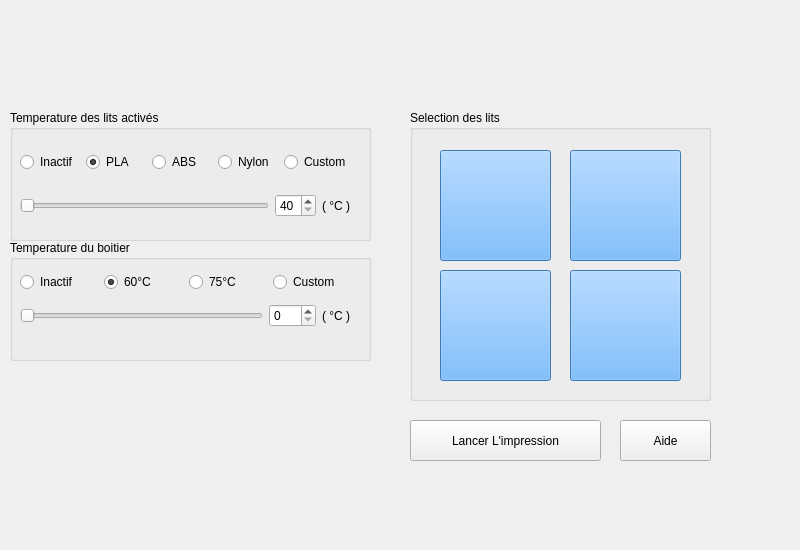
This is src/PrinterPage.ui in polybox3d/polybox as Qt 5 draws it before an edit. The edited form follows.
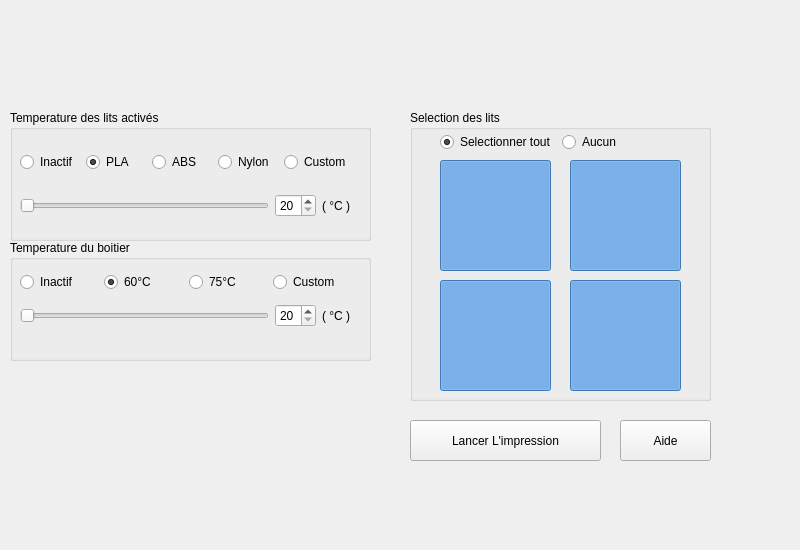
This is the edited form. Icons and pictures are not drawn. Custom widgets are drawn as their Qt base class.

Commit message: Add more Printer control and link with the interface o yeah. Should I add Profile like labview ? um...dunno

The edit to the form file:
```diff
--- a/src/PrinterPage.ui
+++ b/src/PrinterPage.ui
@@ -29,7 +29,7 @@
     <property name="geometry">
      <rect>
       <x>30</x>
-      <y>160</y>
+      <y>170</y>
       <width>111</width>
       <height>111</height>
      </rect>
@@ -43,12 +43,15 @@
     <property name="checkable">
      <bool>true</bool>
     </property>
+    <property name="checked">
+     <bool>true</bool>
+    </property>
    </widget>
    <widget class="QPushButton" name="bed_bl">
     <property name="geometry">
      <rect>
       <x>30</x>
-      <y>40</y>
+      <y>50</y>
       <width>111</width>
       <height>111</height>
      </rect>
@@ -62,12 +65,15 @@
     <property name="checkable">
      <bool>true</bool>
     </property>
+    <property name="checked">
+     <bool>true</bool>
+    </property>
    </widget>
    <widget class="QPushButton" name="bed_fr">
     <property name="geometry">
      <rect>
       <x>160</x>
-      <y>160</y>
+      <y>170</y>
       <width>111</width>
       <height>111</height>
      </rect>
@@ -81,6 +87,9 @@
     <property name="checkable">
      <bool>true</bool>
     </property>
+    <property name="checked">
+     <bool>true</bool>
+    </property>
     <property name="flat">
      <bool>false</bool>
     </property>
@@ -89,7 +98,7 @@
     <property name="geometry">
      <rect>
       <x>160</x>
-      <y>40</y>
+      <y>50</y>
       <width>111</width>
       <height>111</height>
      </rect>
@@ -103,6 +112,38 @@
     <property name="checkable">
      <bool>true</bool>
     </property>
+    <property name="checked">
+     <bool>true</bool>
+    </property>
+   </widget>
+   <widget class="QWidget" name="">
+    <property name="geometry">
+     <rect>
+      <x>30</x>
+      <y>20</y>
+      <width>195</width>
+      <height>25</height>
+     </rect>
+    </property>
+    <layout class="QHBoxLayout" name="horizontalLayout_3">
+     <item>
+      <widget class="QRadioButton" name="selectAllBed">
+       <property name="text">
+        <string>Selectionner tout</string>
+       </property>
+       <property name="checked">
+        <bool>true</bool>
+       </property>
+      </widget>
+     </item>
+     <item>
+      <widget class="QRadioButton" name="selectNoBed">
+       <property name="text">
+        <string>Aucun</string>
+       </property>
+      </widget>
+     </item>
+    </layout>
    </widget>
   </widget>
   <widget class="QGroupBox" name="bedBox">
@@ -167,7 +208,7 @@
      </item>
     </layout>
    </widget>
-   <widget class="QWidget" name="">
+   <widget class="QWidget" name="layoutWidget">
     <property name="geometry">
      <rect>
       <x>10</x>
@@ -187,7 +228,7 @@
      <item>
       <widget class="QSpinBox" name="bedtempSpin">
        <property name="minimum">
-        <number>40</number>
+        <number>20</number>
        </property>
        <property name="maximum">
         <number>90</number>
@@ -216,7 +257,7 @@
    <property name="title">
     <string>Temperature du boitier</string>
    </property>
-   <widget class="QWidget" name="">
+   <widget class="QWidget" name="layoutWidget">
     <property name="geometry">
      <rect>
       <x>10</x>
@@ -228,6 +269,9 @@
     <layout class="QHBoxLayout" name="horizontalLayout">
      <item>
       <widget class="QSlider" name="boxTempSlider">
+       <property name="minimum">
+        <number>20</number>
+       </property>
        <property name="orientation">
         <enum>Qt::Horizontal</enum>
        </property>
@@ -235,8 +279,11 @@
      </item>
      <item>
       <widget class="QSpinBox" name="boxTempSpin">
+       <property name="minimum">
+        <number>20</number>
+       </property>
        <property name="maximum">
-        <number>100</number>
+        <number>90</number>
        </property>
       </widget>
      </item>
@@ -249,7 +296,7 @@
      </item>
     </layout>
    </widget>
-   <widget class="QWidget" name="">
+   <widget class="QWidget" name="layoutWidget">
     <property name="geometry">
      <rect>
       <x>10</x>
@@ -328,6 +375,14 @@
    </property>
   </widget>
  </widget>
+ <customwidgets>
+  <customwidget>
+   <class>PrinterSmallUI</class>
+   <extends>QWidget</extends>
+   <header>PrinterSmallUI.h</header>
+   <container>1</container>
+  </customwidget>
+ </customwidgets>
  <resources>
   <include location="ressources.qrc"/>
  </resources>
```
Left out of the diff: 16 changed lines with no effect on the pictures. The commit also changes 13 other files.
